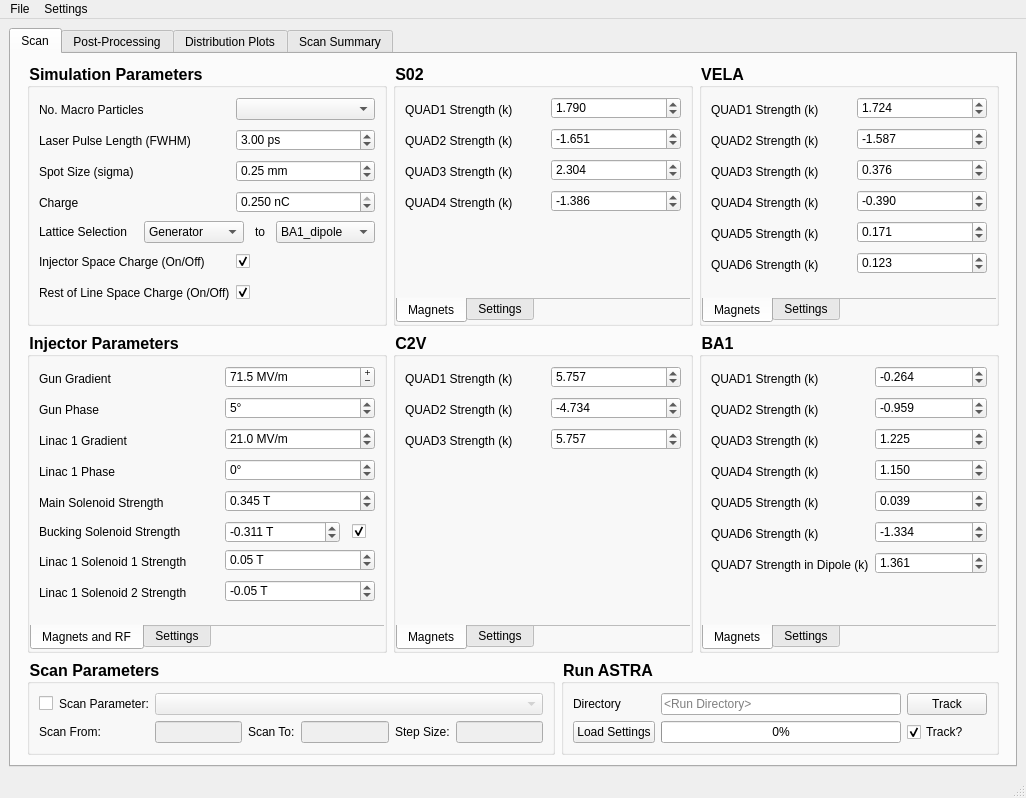
Qt form astra_comparison_gui_tabs.ui (VELA-CLARA-software/OnlineModel) before a commit.
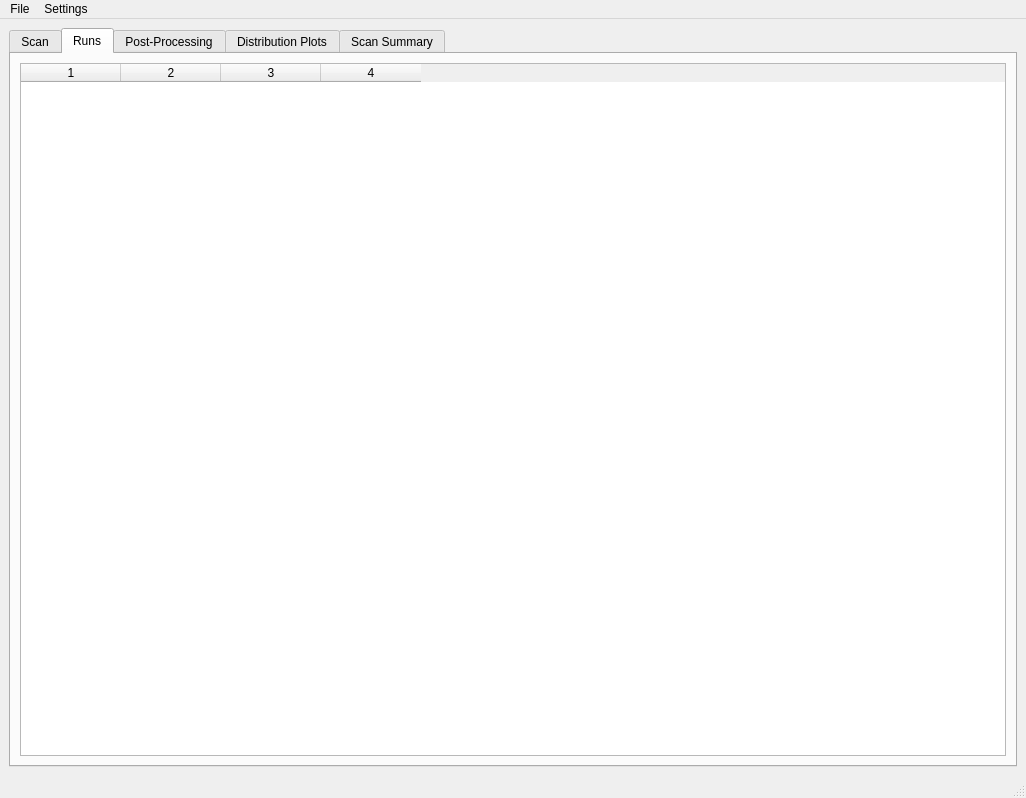
The same form after that commit. The open tabs and pages were chosen to show the change. Custom widgets are drawn as their Qt base class.

Commit message: Added Run Parameters Tab to view existing and new run settings.yaml

Patch:
```diff
--- a/astra_comparison_gui_tabs.ui
+++ b/astra_comparison_gui_tabs.ui
@@ -2923,6 +2923,54 @@
         </item>
        </layout>
       </widget>
+      <widget class="QWidget" name="run_Tab">
+       <attribute name="title">
+        <string>Runs</string>
+       </attribute>
+       <layout class="QGridLayout" name="gridLayout_2">
+        <item row="0" column="0">
+         <widget class="QTableWidget" name="run_parameters_table">
+          <property name="sizePolicy">
+           <sizepolicy hsizetype="MinimumExpanding" vsizetype="Expanding">
+            <horstretch>0</horstretch>
+            <verstretch>0</verstretch>
+           </sizepolicy>
+          </property>
+          <property name="accessibleName">
+           <string>run_data:table</string>
+          </property>
+          <property name="dragDropOverwriteMode">
+           <bool>false</bool>
+          </property>
+          <property name="alternatingRowColors">
+           <bool>true</bool>
+          </property>
+          <property name="columnCount">
+           <number>4</number>
+          </property>
+          <attribute name="horizontalHeaderCascadingSectionResizes">
+           <bool>true</bool>
+          </attribute>
+          <attribute name="horizontalHeaderShowSortIndicator" stdset="0">
+           <bool>true</bool>
+          </attribute>
+          <attribute name="horizontalHeaderStretchLastSection">
+           <bool>false</bool>
+          </attribute>
+          <attribute name="verticalHeaderShowSortIndicator" stdset="0">
+           <bool>false</bool>
+          </attribute>
+          <attribute name="verticalHeaderStretchLastSection">
+           <bool>false</bool>
+          </attribute>
+          <column/>
+          <column/>
+          <column/>
+          <column/>
+         </widget>
+        </item>
+       </layout>
+      </widget>
       <widget class="QWidget" name="post_tab">
        <attribute name="title">
         <string>Post-Processing</string>
```
The commit also changes 4 other files.
